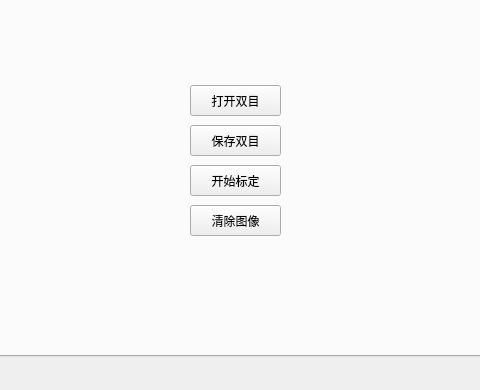
Above: mainwindow.ui from FeiduoduoPeng/auto_calib_camera-master-pf-modified before the change; both pictures show x 223 to 703 and y 429 to 819 of the 1128 by 819 pixel window. Below: the same form after it.
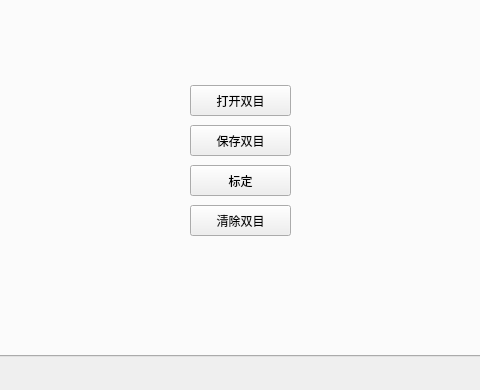
That is the form after the change. The open tabs and pages were chosen to show the change.

Patch:
```diff
--- a/mainwindow.ui
+++ b/mainwindow.ui
@@ -468,7 +468,7 @@
          <rect>
           <x>400</x>
           <y>460</y>
-          <width>91</width>
+          <width>101</width>
           <height>31</height>
          </rect>
         </property>
@@ -481,7 +481,7 @@
          <rect>
           <x>400</x>
           <y>500</y>
-          <width>91</width>
+          <width>101</width>
           <height>31</height>
          </rect>
         </property>
@@ -494,12 +494,12 @@
          <rect>
           <x>400</x>
           <y>540</y>
-          <width>91</width>
+          <width>101</width>
           <height>31</height>
          </rect>
         </property>
         <property name="text">
-         <string>开始标定</string>
+         <string>标定</string>
         </property>
        </widget>
        <widget class="QPushButton" name="pushButton_clear_bino">
@@ -507,12 +507,12 @@
          <rect>
           <x>400</x>
           <y>580</y>
-          <width>91</width>
+          <width>101</width>
           <height>31</height>
          </rect>
         </property>
         <property name="text">
-         <string>清除图像</string>
+         <string>清除双目</string>
         </property>
        </widget>
       </widget>
```
Left out of the diff: 2 changed lines with no effect on the pictures.
